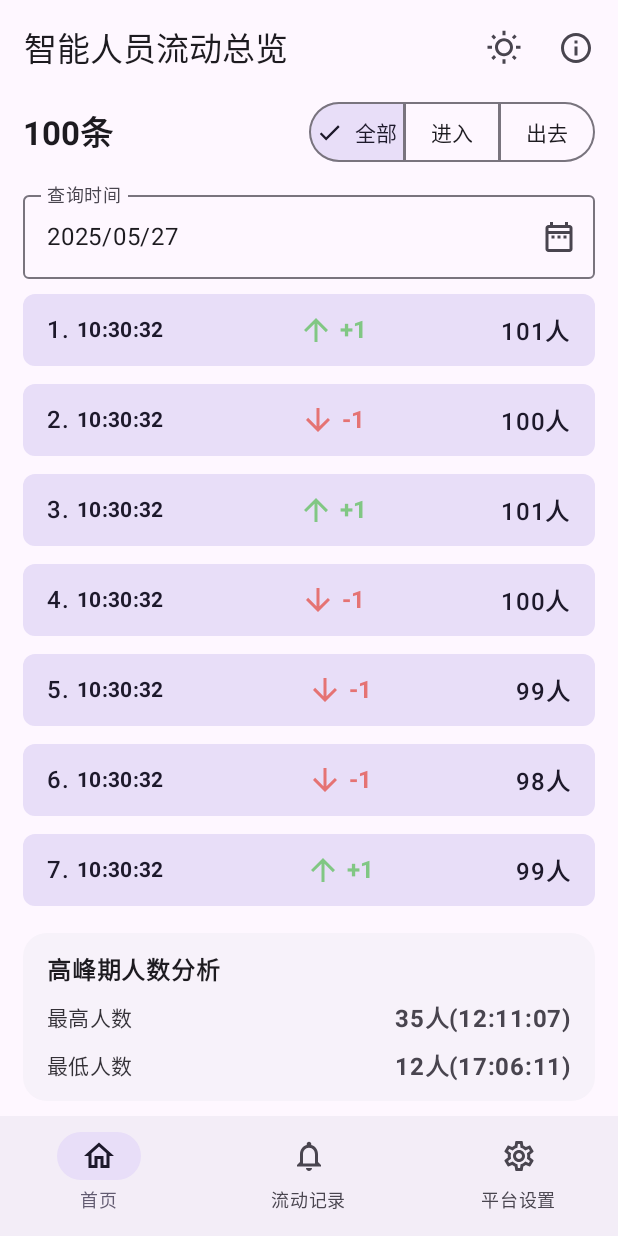
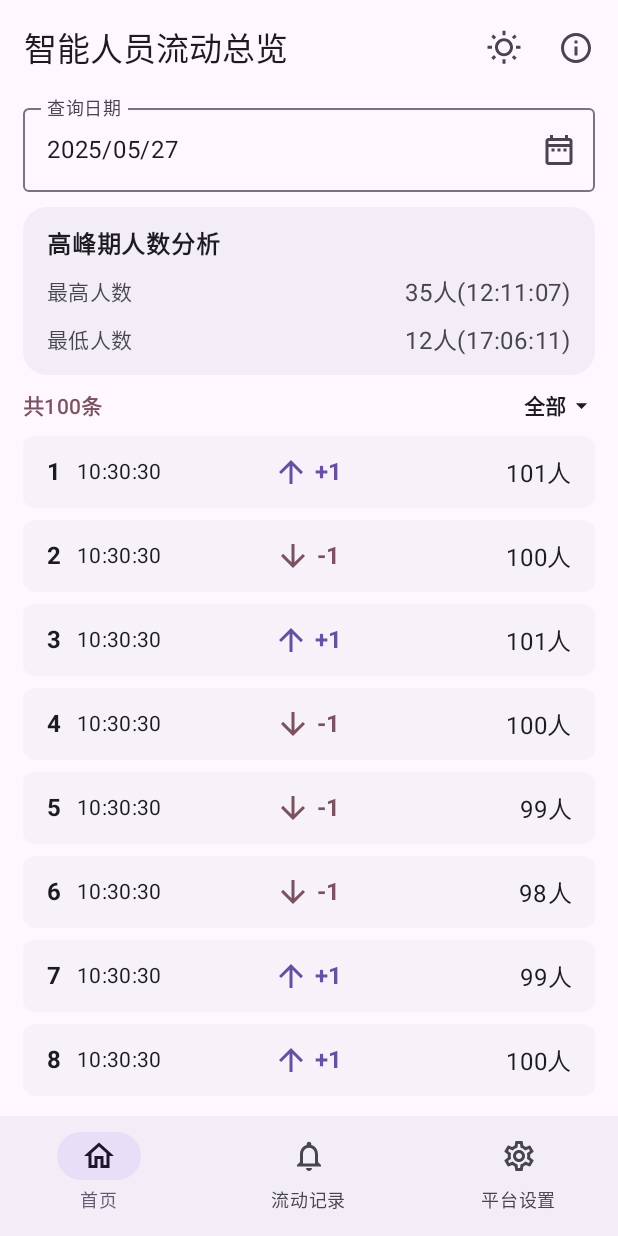
Before and after one commit to setruth/enteryRecord-spp, an Android app built with Jetpack Compose: the NotificationView screen opened through its navigation route, on a phone screen of 412 x 824 dp. Run offline under Robolectric (Android 15) with nearby library versions, the phone set to English and light mode, and no system bars.

Commit message:
style: 美化UI

```diff
--- a/app/src/main/java/com/setruth/entityflowrecord/components/FlowNotificationItem.kt
+++ b/app/src/main/java/com/setruth/entityflowrecord/components/FlowNotificationItem.kt
@@ -24,53 +24,57 @@ import androidx.compose.ui.Modifier
 import androidx.compose.ui.graphics.Color
 import androidx.compose.ui.graphics.vector.ImageVector
 import androidx.compose.ui.text.font.FontWeight
+import androidx.compose.ui.text.style.TextAlign
+import androidx.compose.ui.tooling.preview.Preview
 import androidx.compose.ui.unit.dp
 import com.setruth.entityflowrecord.model.FLowType
 import com.setruth.entityflowrecord.model.FlowBaseRecord
+import com.setruth.entityflowrecord.model.ThemeMode
+import com.setruth.entityflowrecord.ui.frame.MainFrame
+import com.setruth.entityflowrecord.ui.theme.EntityFlowRecordTheme
+import java.time.LocalDateTime
 import java.time.format.DateTimeFormatter
 
 @RequiresApi(Build.VERSION_CODES.O)
 @Composable
-fun FlowNotificationItem(index: Int, record: FlowBaseRecord, modifier: Modifier = Modifier) {
+fun FlowNotificationItem(modifier: Modifier = Modifier,index: Int, record: FlowBaseRecord) {
     val timeFormatter = remember { DateTimeFormatter.ofPattern("HH:mm:ss") }
 
     // 根据 FlowType 判断颜色、文本和图标
     val changeColor =
-        if (record.type == FLowType.ENTRY) Color(0xFF81C784) else Color(0xFFE57373) // 绿色表示进入，红色表示出去
+        if (record.type == FLowType.ENTRY) MaterialTheme.colorScheme.primary else MaterialTheme.colorScheme.tertiary
     val changeText = if (record.type == FLowType.ENTRY) "+1" else "-1" // 假设每次变化都是 +1 或 -1
     val icon: ImageVector =
         if (record.type == FLowType.ENTRY) Icons.Default.ArrowUpward else Icons.Default.ArrowDownward
     val statusText = if (record.type == FLowType.ENTRY) "进入" else "出去"
 
     Surface(
-        modifier = modifier.fillMaxWidth(),
+        modifier = Modifier.fillMaxWidth(),
         shape = RoundedCornerShape(8.dp),
-        color = MaterialTheme.colorScheme.secondaryContainer
+        color = MaterialTheme.colorScheme.surfaceContainerLow
     ) {
-
         Row(
-            modifier = Modifier
-                .fillMaxWidth()
-                .padding(horizontal = 16.dp, vertical = 12.dp), // 固定内边距
+            modifier = modifier
+                .fillMaxWidth(),
             verticalAlignment = Alignment.CenterVertically,
             horizontalArrangement = Arrangement.SpaceBetween // 左右两边内容对齐
         ) {
             Row(
-
                 verticalAlignment = Alignment.CenterVertically,
-                horizontalArrangement = Arrangement.Center,
+                horizontalArrangement = Arrangement.Start,
+                modifier = Modifier.weight(1f)
             ) {
                 Text(
-                    text = "${index}. ",
+                    text = "$index",
                     style = MaterialTheme.typography.bodyLarge,
-                    color = MaterialTheme.colorScheme.onSecondaryContainer,
-                    fontWeight = FontWeight.SemiBold
+                    color = MaterialTheme.colorScheme.onSurface,
+                    fontWeight = FontWeight.Bold
                 )
+                Spacer(modifier = Modifier.width(10.dp))
                 Text(
                     text = record.timestamp.format(timeFormatter),
                     style = MaterialTheme.typography.bodyMedium,
-                    color = MaterialTheme.colorScheme.onSecondaryContainer,
-                    fontWeight = FontWeight.Bold
+                    color = MaterialTheme.colorScheme.onSurface,
                 )
 
             }
@@ -96,11 +100,27 @@ fun FlowNotificationItem(index: Int, record: FlowBaseRecord, modifier: Modifier
             }
 
             Text(
+                textAlign = TextAlign.End,
+                modifier = Modifier.weight(1f),
                 text = "${record.changeAfterTotalPeople}人",
                 style = MaterialTheme.typography.bodyLarge,
-                color = MaterialTheme.colorScheme.onSecondaryContainer,
-                fontWeight = FontWeight.SemiBold
+                color = MaterialTheme.colorScheme.onSurface,
             )
         }
     }
 }
+@Preview(showBackground = true, widthDp = 360, heightDp = 720)
+@Composable
+fun HomeViewPreview() {
+    EntityFlowRecordTheme(ThemeMode.LIGHT) {
+       FlowNotificationItem(index = 1, record =  object :  FlowBaseRecord {
+           override val timestamp: LocalDateTime
+               @RequiresApi(Build.VERSION_CODES.O)
+               get() = LocalDateTime.now()
+           override val type: FLowType
+               get() = FLowType.ENTRY
+           override val changeAfterTotalPeople: Int
+               get() = 12
+       })
+    }
+}
--- a/app/src/main/java/com/setruth/entityflowrecord/ui/pages/home/components/NewestNotificationCard.kt
+++ b/app/src/main/java/com/setruth/entityflowrecord/ui/pages/home/components/NewestNotificationCard.kt
@@ -22,6 +22,8 @@ import androidx.compose.material.icons.filled.ArrowDownward
 import androidx.compose.material.icons.filled.ArrowUpward
 import androidx.compose.material3.Card
 import androidx.compose.material3.CardDefaults
+import androidx.compose.material3.Divider
+import androidx.compose.material3.HorizontalDivider
 import androidx.compose.material3.Icon
 import androidx.compose.material3.MaterialTheme
 import androidx.compose.material3.Surface
@@ -89,12 +91,17 @@ fun NewestNotificationCard() {
             Spacer(modifier = Modifier.height(5.dp))
             LazyColumn(
                 modifier = Modifier.fillMaxSize(),
-                contentPadding = PaddingValues(0.dp),
-                verticalArrangement = Arrangement.spacedBy(12.dp)
             ) {
                 items(notifications.withIndex().toList()) { (index, record) -> // 解构 IndexedValue
-                    FlowNotificationItem(index = index + 1, record = record)
+                    FlowNotificationItem(modifier = Modifier.padding(vertical = 12.dp),index + 1, record)
+                    // 添加分割线，但最后一个 item 不添加
+                    if (index < notifications.lastIndex) {
+                        HorizontalDivider(
+                            thickness = 1.dp,
+                        )
+                    }
                 }
+
             }
         }
     }
--- a/app/src/main/java/com/setruth/entityflowrecord/ui/pages/notification/NotificationView.kt
+++ b/app/src/main/java/com/setruth/entityflowrecord/ui/pages/notification/NotificationView.kt
@@ -2,6 +2,7 @@ package com.setruth.entityflowrecord.ui.pages.notification
 
 import android.os.Build
 import androidx.annotation.RequiresApi
+import androidx.compose.foundation.clickable
 import androidx.compose.foundation.layout.Arrangement
 import androidx.compose.foundation.layout.Box
 import androidx.compose.foundation.layout.Column
@@ -12,18 +13,23 @@ import androidx.compose.foundation.layout.fillMaxSize
 import androidx.compose.foundation.layout.fillMaxWidth
 import androidx.compose.foundation.layout.height
 import androidx.compose.foundation.layout.padding
+import androidx.compose.foundation.layout.size
 import androidx.compose.foundation.lazy.LazyColumn
 import androidx.compose.foundation.lazy.items
 import androidx.compose.foundation.rememberScrollState
 import androidx.compose.foundation.shape.RoundedCornerShape
 import androidx.compose.foundation.verticalScroll
 import androidx.compose.material.icons.Icons
+import androidx.compose.material.icons.filled.ArrowDropDown
 import androidx.compose.material.icons.outlined.DateRange
+import androidx.compose.material3.AssistChip
 import androidx.compose.material3.Card
 import androidx.compose.material3.CardDefaults
 import androidx.compose.material3.DatePicker
 import androidx.compose.material3.DatePickerDialog
 import androidx.compose.material3.DatePickerState
+import androidx.compose.material3.DropdownMenu
+import androidx.compose.material3.DropdownMenuItem
 import androidx.compose.material3.ExperimentalMaterial3Api
 import androidx.compose.material3.Icon
 import androidx.compose.material3.IconButton
@@ -69,7 +75,6 @@ fun NotificationView() {
     val nowTimestamp = System.currentTimeMillis()
     val context = LocalContext.current
     var selectedIndex by remember { mutableIntStateOf(0) }
-    val options = listOf("全部", "进入", "出去")
     val datePickerState = rememberDatePickerState(
         initialSelectedDateMillis = nowTimestamp
     )
@@ -111,56 +116,15 @@ fun NotificationView() {
         }
     }
     Column(modifier = Modifier.fillMaxSize()) {
-        Row(
-            modifier = Modifier.fillMaxWidth(),
-            horizontalArrangement = Arrangement.SpaceBetween,
-            verticalAlignment = Alignment.CenterVertically
-        ) {
-            Text(
-                style = MaterialTheme.typography.titleLarge,
-                fontWeight = FontWeight.Bold,
-                text = "${renderList.size}条",
-            )
-            SingleChoiceSegmentedButtonRow {
-                options.forEachIndexed { index, label ->
-                    SegmentedButton(
-                        shape = SegmentedButtonDefaults.itemShape(
-                            index = index,
-                            count = options.size
-                        ),
-                        onClick = { selectedIndex = index },
-                        selected = index == selectedIndex,
-                        label = { Text(label) }
-                    )
-                }
-            }
-        }
-        Spacer(modifier = Modifier.height(10.dp))
         DatePickerDocked(datePickerState) {
 
-        }
-        Spacer(modifier = Modifier.height(10.dp))
-        Box(
-            modifier = Modifier
-                .fillMaxSize()
-                .weight(1f)
-        ) {
-            LazyColumn(
-                modifier = Modifier.fillMaxSize(),
-                contentPadding = PaddingValues(0.dp),
-                verticalArrangement = Arrangement.spacedBy(12.dp)
-            ) {
-                items(renderList.withIndex().toList()) { (index, record) -> // 解构 IndexedValue
-                    FlowNotificationItem(index + 1, record)
-                }
-            }
         }
         Spacer(modifier = Modifier.height(10.dp))
         Card(
             modifier = Modifier
                 .fillMaxWidth(),
             colors = CardDefaults.cardColors(
-                containerColor = MaterialTheme.colorScheme.surfaceContainerLow
+                containerColor = MaterialTheme.colorScheme.surfaceContainer
             ),
             shape = RoundedCornerShape(16.dp)
         ) {
@@ -185,11 +149,10 @@ fun NotificationView() {
                         modifier = Modifier.weight(1f),
                         text = "最高人数",
                         style = MaterialTheme.typography.bodyMedium,
-                        color = MaterialTheme.colorScheme.onSurface.copy(alpha = 0.9f)
+                        color = MaterialTheme.colorScheme.onSurface.copy(alpha = 0.8f)
                     )
                     Text(
                         text = "35人(12:11:07)",
-                        fontWeight = FontWeight.Bold,
                         color = MaterialTheme.colorScheme.onSurfaceVariant
                     )
                 }
@@ -204,16 +167,85 @@ fun NotificationView() {
                         modifier = Modifier.weight(1f),
                         text = "最低人数",
                         style = MaterialTheme.typography.bodyMedium,
-                        color = MaterialTheme.colorScheme.onSurface.copy(alpha = 0.9f)
+                        color = MaterialTheme.colorScheme.onSurface.copy(alpha = 0.8f)
                     )
                     Text(
                         text = "12人(17:06:11)",
-                        fontWeight = FontWeight.Bold,
                         color = MaterialTheme.colorScheme.onSurfaceVariant
                     )
                 }
             }
         }
+        Spacer(modifier = Modifier.height(10.dp))
+        Row {
+            Text(
+                modifier = Modifier.weight(1f),
+                fontWeight = FontWeight.SemiBold,
+                style = MaterialTheme.typography.bodyMedium,
+                text = "共${renderList.size}条",
+                color = MaterialTheme.colorScheme.tertiary
+            )
+            Row(
+                modifier = Modifier.clickable {
+
+                },
+                verticalAlignment = Alignment.CenterVertically,
+            ) {
+                Text(
+                    fontWeight = FontWeight.SemiBold,
+                    style = MaterialTheme.typography.bodyMedium,
+                    text = "全部",
+                )
+                Icon(
+                    modifier = Modifier.size(18.dp),
+                    imageVector = Icons.Default.ArrowDropDown,
+                    contentDescription = null
+                )
+                DropdownMenu(
+                    expanded = false,
+                    onDismissRequest = { }
+                ) {
+                    DropdownMenuItem(
+                        text = {
+                            Text(
+                                style = MaterialTheme.typography.bodyMedium,
+                                text = "全部",
+                            )
+                        },
+                        onClick = { /* Do something... */ }
+                    )
+                    DropdownMenuItem(
+                        text = {
+                            Text(
+                                style = MaterialTheme.typography.bodyMedium,
+                                text = "进入",
+                            )
+                        },
+                        onClick = { /* Do something... */ }
+                    )
+                    DropdownMenuItem(
+                        text = {
+                            Text(
+                                style = MaterialTheme.typography.bodyMedium,
+                                text = "出去",
+                            )
+                        },
+                        onClick = { /* Do something... */ }
+                    )
+                }
+            }
+        }
+        Spacer(modifier = Modifier.height(10.dp))
+
+        LazyColumn(
+            modifier = Modifier.fillMaxSize(),
+            verticalArrangement = Arrangement.spacedBy(8.dp)
+        ) {
+            items(renderList.withIndex().toList()) { (index, record) -> // 解构 IndexedValue
+                FlowNotificationItem(modifier = Modifier.padding(horizontal = 16.dp,  vertical = 12.dp),index=index + 1, record =  record)
+            }
+        }
+
     }
 }
 
@@ -232,7 +264,7 @@ fun DatePickerDocked(datePickerState: DatePickerState, onDateChange: () -> Unit)
         OutlinedTextField(
             value = selectedDate,
             onValueChange = { },
-            label = { Text("查询时间") },
+            label = { Text("查询日期") },
             readOnly = true,
             trailingIcon = {
                 IconButton(onClick = { showDatePicker = true }) {
```
